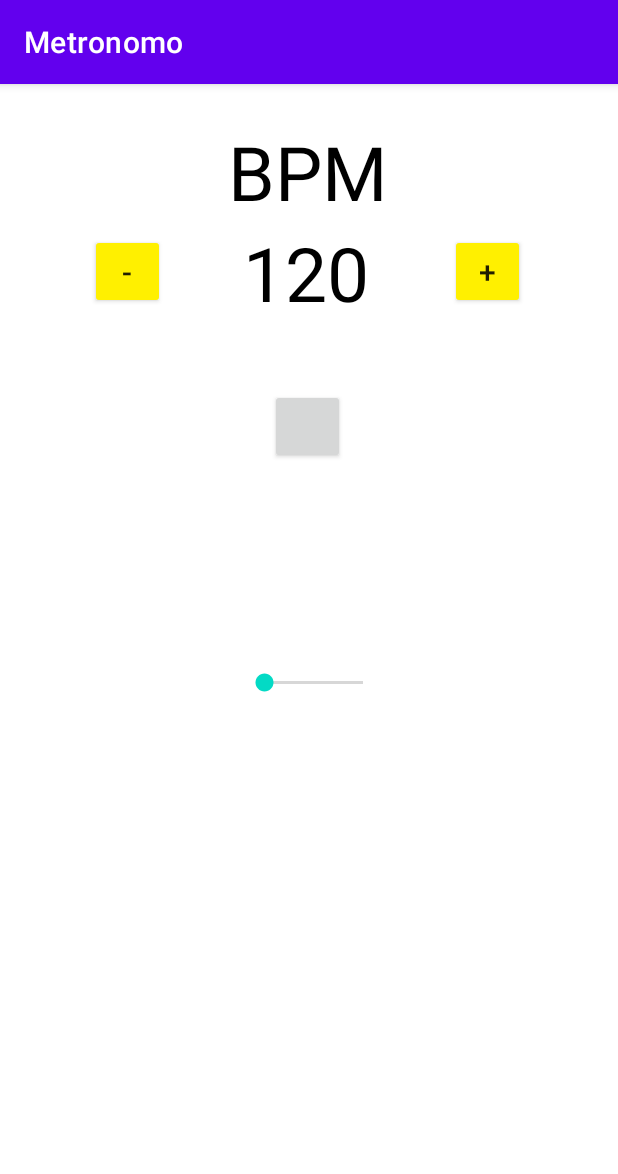
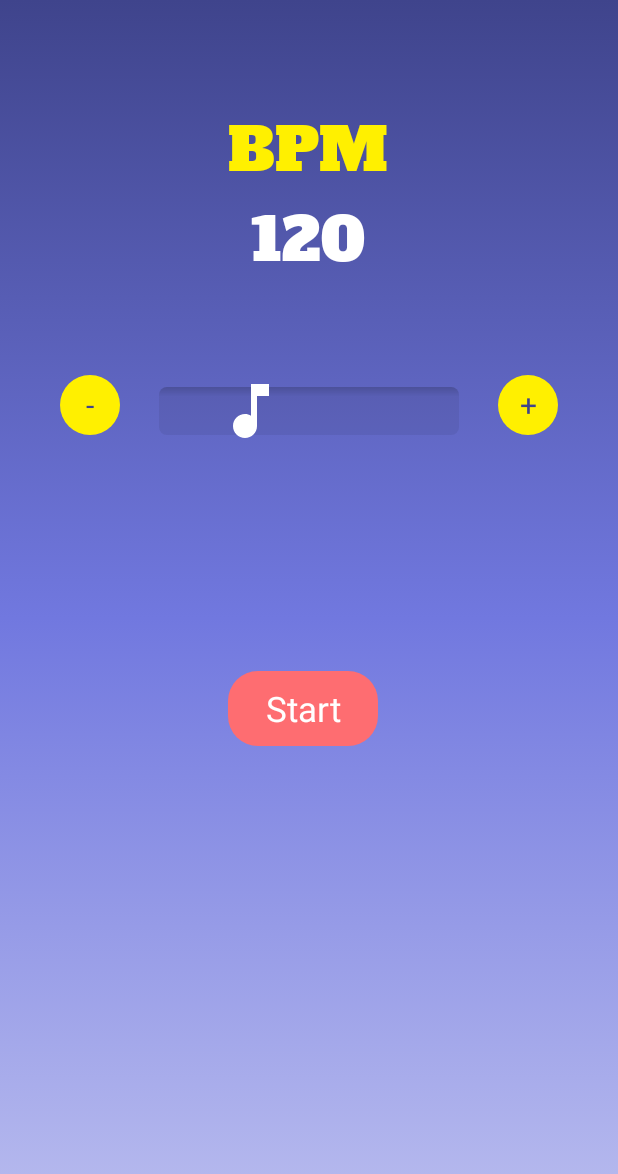
Before and after one commit to luclucas/Metronome_kotlin, an Android app: the screen it shows after launch (MainActivity), on a phone screen of 412 x 824 dp. Shown: the top 1174 px of the screen. Run offline under Robolectric (Android 15) with nearby library versions, the phone set to English and light mode, and no system bars; pictures from the network do not load.

Commit message:
Por enquanto terminado

```diff
--- a/app/src/main/AndroidManifest.xml
+++ b/app/src/main/AndroidManifest.xml
@@ -16,7 +16,8 @@
         <activity
             android:name=".MainActivity"
             android:exported="true"
-            android:screenOrientation="portrait">
+            android:screenOrientation="portrait"
+            android:theme="@style/noActionBar">
             <intent-filter>
                 <action android:name="android.intent.action.MAIN" />
 
--- a/app/src/main/java/com/lulu/metronomo/MainActivity.kt
+++ b/app/src/main/java/com/lulu/metronomo/MainActivity.kt
@@ -5,8 +5,11 @@ import android.os.Bundle
 import android.os.Handler
 import android.os.Looper
 import android.view.View
+import android.widget.SeekBar
 import android.widget.TextView
 import androidx.appcompat.app.AppCompatActivity
+import androidx.appcompat.widget.AppCompatButton
+import androidx.appcompat.widget.AppCompatSeekBar
 
 // https://www.cloverfield.co.jp/2021/06/10/%E3%80%90android%E3%80%91%E3%83%A1%E3%83%88%E3%83%AD%E3%83%8E%E3%83%BC%E3%83%A0%E3%82%A2%E3%83%97%E3%83%AA%E3%81%AE%E4%BD%9C%E6%88%90%E3%80%90kotlin%E3%80%91/
 
@@ -17,20 +20,40 @@ class MainActivity : AppCompatActivity() {
     private lateinit var sp: SoundPool
     private var spID = 0
     private lateinit var viewBPM: TextView
+    private lateinit var seekBar: AppCompatSeekBar
+    private lateinit var botaoPlay: AppCompatButton
     private var isPlaying = false
     private var handler = Handler(Looper.getMainLooper())
-    private var valueBPM = 0
+    private var valueBPM = 120
+
 
     override fun onCreate(savedInstanceState: Bundle?) {
         super.onCreate(savedInstanceState)
         setContentView(R.layout.activity_main)
         viewBPM = findViewById(R.id.textView)
+
+        seekBar = findViewById(R.id.seekBar)
+        seekBar.progress = valueBPM
+        seekBar.setOnSeekBarChangeListener(object : SeekBar.OnSeekBarChangeListener{
+            override fun onProgressChanged(p0: SeekBar?, p1: Int, p2: Boolean) {
+                stop()
+                viewBPM.text = p1.toString()
+            }
+
+            override fun onStartTrackingTouch(p0: SeekBar?) {
+            }
+
+            override fun onStopTrackingTouch(p0: SeekBar?) {
+            }
+        })
+
+        botaoPlay = findViewById(R.id.botao_play)
     }
 
     override fun onResume() {
         super.onResume()
         sp = SoundPool.Builder().build()
-        spID = sp.load(this, R.raw.tick, 1)
+        spID = sp.load(this, R.raw.tickii, 1)
     }
 
     override fun onPause() {
@@ -41,27 +64,44 @@ class MainActivity : AppCompatActivity() {
     fun increaseBPM(v: View) {
         stop()
         valueBPM = viewBPM.text.toString().toInt()
+        if (valueBPM >= 300) {
+            return
+        } else {
             valueBPM++
+            seekBar.progress = valueBPM
             viewBPM.text = valueBPM.toString()
+        }
     }
 
     fun decreaseBPM(v: View) {
         stop()
         valueBPM = viewBPM.text.toString().toInt()
+        if (valueBPM <= 40) {
+            return
+        } else {
             valueBPM--
+            seekBar.progress = valueBPM
             viewBPM.text = valueBPM.toString()
         }
+    }
 
-    private fun stop(){
+    private fun stop() {
         isPlaying = false
+        botaoPlay.text = "Start"
         handler.removeCallbacks(runnable)
     }
 
     fun play(v: View) {
-        if(isPlaying){return}
+        if (isPlaying) {
+            isPlaying = false
+            stop()
+        } else {
             isPlaying = true
+            botaoPlay.text = "Stop"
             handler.post(runnable)
         }
+    }
+
 
     private fun retornaTempo(): Long {
         val tempoTexto = viewBPM.text.toString()
--- /dev/null
+++ b/app/src/main/res/drawable/background_style.xml
@@ -0,0 +1,13 @@
+<?xml version="1.0" encoding="utf-8" ?>
+<selector xmlns:android="http://schemas.android.com/apk/res/android">
+    <item>
+        <shape>
+            <gradient
+                android:angle="270"
+                android:startColor="#3f448c"
+                android:centerColor="#7178df"
+                android:endColor="#bbbeef"
+                />
+        </shape>
+    </item>
+</selector>
--- /dev/null
+++ b/app/src/main/res/drawable/button_inc_dec.xml
@@ -0,0 +1,11 @@
+<?xml version="1.0" encoding="utf-8"?>
+<shape xmlns:android="http://schemas.android.com/apk/res/android" android:shape="oval">
+
+    <solid
+        android:color="#fff000"
+        />
+<!--    <stroke-->
+<!--        android:width="1dp"-->
+<!--        android:color="@color/black"-->
+<!--        />-->
+</shape>
--- /dev/null
+++ b/app/src/main/res/drawable/button_start.xml
@@ -0,0 +1,8 @@
+<?xml version="1.0" encoding="utf-8"?>
+<shape xmlns:android="http://schemas.android.com/apk/res/android" android:shape="rectangle">
+
+    <solid
+        android:color="#FE6D71"/>
+    <corners
+        android:radius="20dp"/>
+</shape>
--- /dev/null
+++ b/app/src/main/res/drawable/ic_music_note.xml
@@ -0,0 +1,5 @@
+<vector android:height="48dp" android:tint="#ffffff"
+    android:viewportHeight="24" android:viewportWidth="24"
+    android:width="48dp" xmlns:android="http://schemas.android.com/apk/res/android">
+    <path android:fillColor="@android:color/white" android:pathData="M12,3v10.55c-0.59,-0.34 -1.27,-0.55 -2,-0.55 -2.21,0 -4,1.79 -4,4s1.79,4 4,4 4,-1.79 4,-4V7h4V3h-6z"/>
+</vector>
--- /dev/null
+++ b/app/src/main/res/drawable/seekbar_background.xml
@@ -0,0 +1,10 @@
+<?xml version="1.0" encoding="utf-8"?>
+<layer-list xmlns:android="http://schemas.android.com/apk/res/android">
+    <item
+        android:id="@+id/background_seek"
+        android:drawable="@drawable/seekbar_track">
+
+    </item>
+
+
+</layer-list>
--- /dev/null
+++ b/app/src/main/res/drawable/seekbar_thumb.xml
@@ -0,0 +1,5 @@
+<?xml version="1.0" encoding="utf-8"?>
+<ripple xmlns:android="http://schemas.android.com/apk/res/android" android:color="@color/black">
+    <item android:drawable="@drawable/ic_music_note" />
+
+</ripple>
--- /dev/null
+++ b/app/src/main/res/drawable/seekbar_track.xml
@@ -0,0 +1,15 @@
+<?xml version="1.0" encoding="utf-8"?>
+<layer-list xmlns:android="http://schemas.android.com/apk/res/android">
+    <item>
+        <shape>
+            <corners android:radius="5dp"/>
+            <gradient
+                android:angle="270"
+                android:centerColor="#11000000"
+                android:centerY="0.2"
+                android:endColor="#11000000"
+                android:startColor="#33000000"
+                android:type="linear"/>
+        </shape>
+    </item>
+</layer-list>
--- a/app/src/main/res/layout/activity_main.xml
+++ b/app/src/main/res/layout/activity_main.xml
@@ -4,38 +4,38 @@
     xmlns:tools="http://schemas.android.com/tools"
     android:layout_width="match_parent"
     android:layout_height="match_parent"
-    android:background="@color/white"
+    android:background="@drawable/background_style"
     tools:context=".MainActivity">
 
     <androidx.appcompat.widget.AppCompatButton
         android:id="@+id/botao_reduzir"
-        android:layout_width="50dp"
-        android:layout_height="50dp"
-        android:layout_marginStart="60dp"
-        android:layout_marginTop="100dp"
-        android:backgroundTint="#fff000"
+        android:layout_width="40dp"
+        android:layout_height="40dp"
+        android:layout_marginLeft="40dp"
+        android:layout_marginTop="250dp"
+        android:background="@drawable/button_inc_dec"
         android:gravity="center"
         android:onClick="decreaseBPM"
         android:text="-"
+        android:textColor="#3f448c"
         android:textSize="20sp"
         app:layout_constraintLeft_toLeftOf="parent"
-        app:layout_constraintTop_toTopOf="parent"
 
-        />
+        app:layout_constraintTop_toTopOf="parent" />
+
 
     <androidx.appcompat.widget.AppCompatButton
         android:id="@+id/botao_aumentar"
-        android:layout_width="50dp"
-        android:layout_height="50dp"
-        android:layout_marginStart="52dp"
-        android:layout_marginTop="100dp"
-        android:layout_marginRight="60dp"
-        android:backgroundTint="#fff000"
+        android:layout_width="40dp"
+        android:layout_height="40dp"
+        android:layout_marginTop="250dp"
+        android:layout_marginRight="40dp"
+        android:background="@drawable/button_inc_dec"
         android:gravity="center"
         android:onClick="increaseBPM"
         android:text="+"
+        android:textColor="#3f448c"
         android:textSize="20sp"
-        app:layout_constraintLeft_toRightOf="@id/textView"
         app:layout_constraintRight_toRightOf="parent"
         app:layout_constraintTop_toTopOf="parent"
 
@@ -46,47 +46,56 @@
         android:id="@+id/textView"
         android:layout_width="wrap_content"
         android:layout_height="wrap_content"
-        android:layout_marginLeft="52dp"
-        android:layout_marginTop="92dp"
+        android:layout_marginLeft="167dp"
+        android:layout_marginTop="124dp"
+        android:fontFamily="@font/fontebpm"
         android:text="120"
-        android:textColor="@color/black"
-        android:textSize="50sp"
-        app:layout_constraintLeft_toRightOf="@id/botao_reduzir"
+        android:textColor="@color/white"
+        android:textSize="40sp"
+        app:layout_constraintLeft_toLeftOf="parent"
         app:layout_constraintTop_toTopOf="parent" />
 
-
-    <TextView
+    <androidx.appcompat.widget.AppCompatTextView
         android:id="@+id/textView2"
         android:layout_width="wrap_content"
         android:layout_height="wrap_content"
         android:layout_marginLeft="152dp"
-        android:layout_marginTop="12dp"
+        android:layout_marginTop="64dp"
+        android:fontFamily="@font/fontebpm"
         android:text="BPM"
-        android:textColor="@color/black"
-        android:textSize="50sp"
-        app:layout_constraintBottom_toTopOf="@id/textView"
-        app:layout_constraintLeft_toLeftOf="parent" />
+        android:textColor="#FFF000"
+        android:textSize="40sp"
+        app:layout_constraintLeft_toLeftOf="parent"
+        app:layout_constraintTop_toTopOf="parent" />
 
     <androidx.appcompat.widget.AppCompatButton
         android:id="@+id/botao_play"
-        android:layout_width="50dp"
+        android:layout_width="100dp"
         android:layout_height="50dp"
-        android:layout_marginLeft="180dp"
-        android:layout_marginTop="44dp"
+        android:layout_marginLeft="152dp"
+        android:layout_marginTop="260dp"
+        android:background="@drawable/button_start"
+        android:gravity="center"
         android:onClick="play"
-        android:src="@drawable/ic_play"
+        android:text="Start"
+        android:textColor="@color/white"
+        android:textSize="23sp"
         app:layout_constraintLeft_toLeftOf="parent"
         app:layout_constraintTop_toBottomOf="@id/textView" />
 
-    <SeekBar
+    <androidx.appcompat.widget.AppCompatSeekBar
         android:id="@+id/seekBar"
-        android:layout_width="98dp"
-        android:layout_height="119dp"
-        android:layout_marginStart="160dp"
-        android:layout_marginBottom="184dp"
-        app:layout_constraintBottom_toBottomOf="parent"
-        app:layout_constraintStart_toStartOf="parent"
-        app:layout_constraintTop_toBottomOf="@+id/botao_play"
-        app:layout_constraintVertical_bias="0.411" />
+        android:layout_width="200dp"
+        android:layout_height="wrap_content"
+        android:layout_marginStart="20dp"
+        android:layout_marginTop="250dp"
+        android:layout_marginEnd="20dp"
+        android:max="300"
+        android:min="40"
+        android:progressDrawable="@drawable/seekbar_background"
+        android:thumb="@drawable/ic_music_note"
+        app:layout_constraintEnd_toStartOf="@id/botao_aumentar"
+        app:layout_constraintStart_toEndOf="@id/botao_reduzir"
+        app:layout_constraintTop_toTopOf="parent" />
 
 </androidx.constraintlayout.widget.ConstraintLayout>
--- a/app/src/main/res/values/themes.xml
+++ b/app/src/main/res/values/themes.xml
@@ -1,16 +1,13 @@
 <resources xmlns:tools="http://schemas.android.com/tools">
     <!-- Base application theme. -->
     <style name="Theme.Metronomo" parent="Theme.MaterialComponents.DayNight.DarkActionBar">
-        <!-- Primary brand color. -->
-        <item name="colorPrimary">@color/purple_500</item>
-        <item name="colorPrimaryVariant">@color/purple_700</item>
-        <item name="colorOnPrimary">@color/white</item>
-        <!-- Secondary brand color. -->
-        <item name="colorSecondary">@color/teal_200</item>
-        <item name="colorSecondaryVariant">@color/teal_700</item>
-        <item name="colorOnSecondary">@color/black</item>
-        <!-- Status bar color. -->
-        <item name="android:statusBarColor" tools:targetApi="l">?attr/colorPrimaryVariant</item>
-        <!-- Customize your theme here. -->
+        <item name="windowActionBar">false</item>
+        <item name="windowNoTitle">true</item>
     </style>
+
+    <style name="noActionBar" parent="android:Theme.NoTitleBar">
+        <item name="windowActionBar">false</item>
+        <item name="windowNoTitle">true</item>
+    </style>
+
 </resources>
```
Also changed, not shown: app/src/main/res/font/fontebpm.ttf (added), 1 other file. Lines whose indentation alone changed are shown as unchanged.
